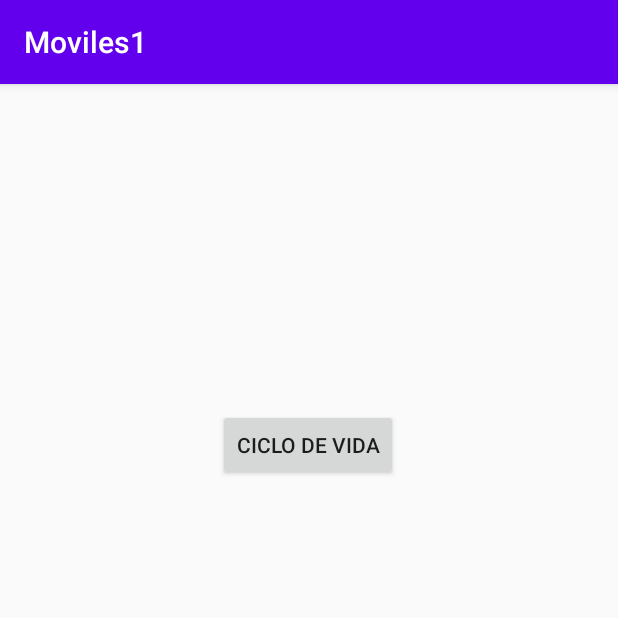
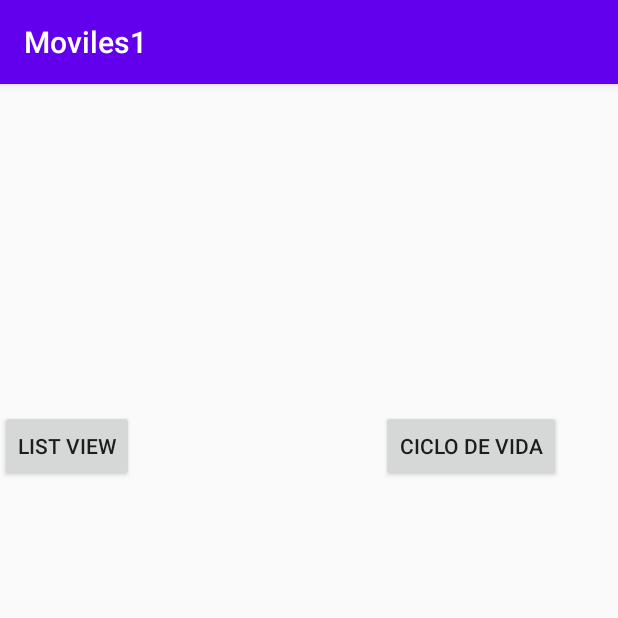
Before and after one commit to 2020-A-Moviles-GR1/mov-quinonez-jair, an Android app: the screen it shows after launch (MainActivity), on a phone screen of 412 x 824 dp, the top half of it. Run offline under Robolectric (Android 15) with nearby library versions, the phone set to English and light mode, and no system bars.

```diff
--- a/02-Android/moviles/app/src/main/AndroidManifest.xml
+++ b/02-Android/moviles/app/src/main/AndroidManifest.xml
@@ -9,7 +9,8 @@
         android:roundIcon="@mipmap/ic_launcher_round"
         android:supportsRtl="true"
         android:theme="@style/AppTheme">
-        <activity android:name=".CicloVida"></activity>
+        <activity android:name=".BListViewActivity"></activity>
+        <activity android:name=".CicloVida" />
         <activity android:name=".MainActivity">
             <intent-filter>
                 <action android:name="android.intent.action.MAIN" />
--- a/02-Android/moviles/app/src/main/res/layout/activity_main.xml
+++ b/02-Android/moviles/app/src/main/res/layout/activity_main.xml
@@ -7,6 +7,15 @@
     tools:context=".MainActivity">
 
     <Button
+        android:id="@+id/btn_list_view"
+        android:layout_width="wrap_content"
+        android:layout_height="wrap_content"
+        android:text="List View"
+        app:layout_constraintBottom_toBottomOf="@+id/btn_ciclo_vida"
+        app:layout_constraintTop_toTopOf="@+id/btn_ciclo_vida"
+        tools:layout_editor_absoluteX="41dp" />
+
+    <Button
         android:id="@+id/btn_ciclo_vida"
         android:layout_width="wrap_content"
         android:layout_height="wrap_content"
@@ -14,9 +23,9 @@
         android:text="Ciclo de Vida"
         app:layout_constraintBottom_toBottomOf="parent"
         app:layout_constraintEnd_toEndOf="parent"
-        app:layout_constraintHorizontal_bias="0.498"
+        app:layout_constraintHorizontal_bias="0.87"
         app:layout_constraintStart_toStartOf="parent"
         app:layout_constraintTop_toTopOf="parent"
-        app:layout_constraintVertical_bias="0.12" />
+        app:layout_constraintVertical_bias="0.121" />
 
 </androidx.constraintlayout.widget.ConstraintLayout>
--- a/02-Android/moviles/build.gradle
+++ b/02-Android/moviles/build.gradle
@@ -6,7 +6,7 @@ buildscript {
         jcenter()
     }
     dependencies {
-        classpath "com.android.tools.build:gradle:4.0.0"
+        classpath 'com.android.tools.build:gradle:4.0.1'
         classpath "org.jetbrains.kotlin:kotlin-gradle-plugin:$kotlin_version"
 
         // NOTE: Do not place your application dependencies here; they belong
```
Also changed, not shown: 02-Android/moviles/app/src/main/java/com/example/moviles1/BListViewActivity.kt (added, +36 -0 lines), 02-Android/moviles/app/src/main/java/com/example/moviles1/CicloVida.kt (+29 -0 lines), 02-Android/moviles/app/src/main/java/com/example/moviles1/Entrenador.kt (added, +7 -0 lines), 02-Android/moviles/app/src/main/java/com/example/moviles1/MainActivity.kt (+12 -0 lines), 02-Android/moviles/app/src/main/java/com/example/moviles1/ServicioBDDMemoria.kt (added, +10 -0 lines), 02-Android/moviles/app/src/main/res/layout/activity_b_list_view.xml (added, +17 -0 lines), 298 other files.
